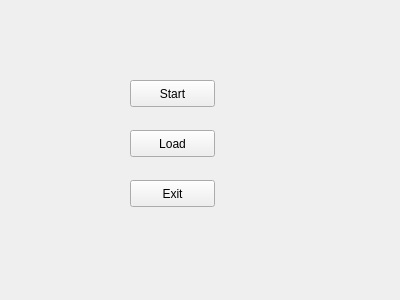
Qt form menu.ui (CpS209TeamOmega/TandemTechies) before a commit.
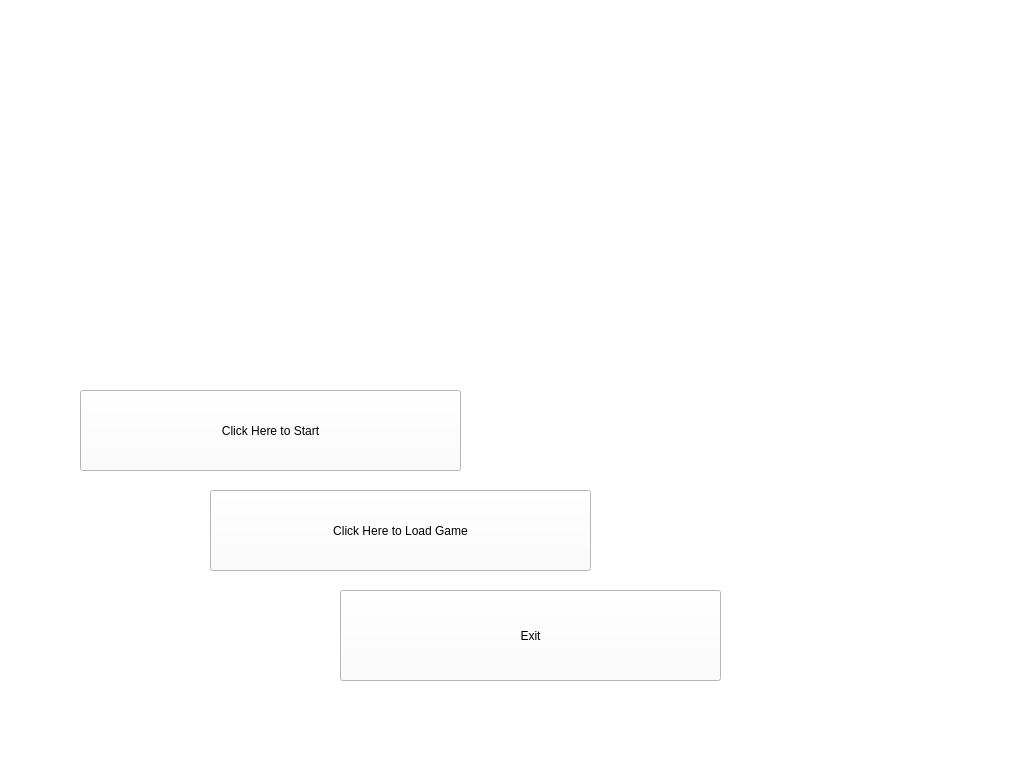
The same form after that commit. Icons and pictures are not drawn.

The edit to the form file:
```diff
--- a/menu.ui
+++ b/menu.ui
@@ -6,51 +6,176 @@
    <rect>
     <x>0</x>
     <y>0</y>
-    <width>400</width>
-    <height>300</height>
+    <width>1024</width>
+    <height>768</height>
    </rect>
   </property>
   <property name="windowTitle">
    <string>Form</string>
   </property>
+  <property name="styleSheet">
+   <string notr="true">background-color: rgb(255, 255, 255);</string>
+  </property>
   <widget class="QPushButton" name="btnStart">
    <property name="geometry">
     <rect>
-     <x>130</x>
-     <y>80</y>
-     <width>85</width>
-     <height>27</height>
+     <x>80</x>
+     <y>390</y>
+     <width>381</width>
+     <height>81</height>
     </rect>
    </property>
+   <property name="styleSheet">
+    <string notr="true"/>
+   </property>
    <property name="text">
-    <string>Start</string>
+    <string>Click Here to Start</string>
    </property>
   </widget>
   <widget class="QPushButton" name="btnLoad">
    <property name="geometry">
     <rect>
-     <x>130</x>
-     <y>130</y>
-     <width>85</width>
-     <height>27</height>
+     <x>210</x>
+     <y>490</y>
+     <width>381</width>
+     <height>81</height>
     </rect>
    </property>
+   <property name="palette">
+    <palette>
+     <active>
+      <colorrole role="Button">
+       <brush brushstyle="SolidPattern">
+        <color alpha="0">
+         <red>255</red>
+         <green>255</green>
+         <blue>255</blue>
+        </color>
+       </brush>
+      </colorrole>
+      <colorrole role="Base">
+       <brush brushstyle="SolidPattern">
+        <color alpha="255">
+         <red>255</red>
+         <green>255</green>
+         <blue>255</blue>
+        </color>
+       </brush>
+      </colorrole>
+      <colorrole role="Window">
+       <brush brushstyle="SolidPattern">
+        <color alpha="255">
+         <red>255</red>
+         <green>255</green>
+         <blue>255</blue>
+        </color>
+       </brush>
+      </colorrole>
+     </active>
+     <inactive>
+      <colorrole role="Button">
+       <brush brushstyle="SolidPattern">
+        <color alpha="0">
+         <red>255</red>
+         <green>255</green>
+         <blue>255</blue>
+        </color>
+       </brush>
+      </colorrole>
+      <colorrole role="Base">
+       <brush brushstyle="SolidPattern">
+        <color alpha="255">
+         <red>255</red>
+         <green>255</green>
+         <blue>255</blue>
+        </color>
+       </brush>
+      </colorrole>
+      <colorrole role="Window">
+       <brush brushstyle="SolidPattern">
+        <color alpha="255">
+         <red>255</red>
+         <green>255</green>
+         <blue>255</blue>
+        </color>
+       </brush>
+      </colorrole>
+     </inactive>
+     <disabled>
+      <colorrole role="Button">
+       <brush brushstyle="SolidPattern">
+        <color alpha="0">
+         <red>255</red>
+         <green>255</green>
+         <blue>255</blue>
+        </color>
+       </brush>
+      </colorrole>
+      <colorrole role="Base">
+       <brush brushstyle="SolidPattern">
+        <color alpha="255">
+         <red>255</red>
+         <green>255</green>
+         <blue>255</blue>
+        </color>
+       </brush>
+      </colorrole>
+      <colorrole role="Window">
+       <brush brushstyle="SolidPattern">
+        <color alpha="255">
+         <red>255</red>
+         <green>255</green>
+         <blue>255</blue>
+        </color>
+       </brush>
+      </colorrole>
+     </disabled>
+    </palette>
+   </property>
    <property name="text">
-    <string>Load</string>
+    <string>Click Here to Load Game</string>
    </property>
   </widget>
   <widget class="QPushButton" name="btnExit">
    <property name="geometry">
     <rect>
-     <x>130</x>
-     <y>180</y>
-     <width>85</width>
-     <height>27</height>
+     <x>340</x>
+     <y>590</y>
+     <width>381</width>
+     <height>91</height>
     </rect>
    </property>
+   <property name="cursor">
+    <cursorShape>OpenHandCursor</cursorShape>
+   </property>
+   <property name="layoutDirection">
+    <enum>Qt::RightToLeft</enum>
+   </property>
    <property name="text">
     <string>Exit</string>
    </property>
+   <property name="iconSize">
+    <size>
+     <width>0</width>
+     <height>0</height>
+    </size>
+   </property>
+  </widget>
+  <widget class="QLabel" name="label">
+   <property name="geometry">
+    <rect>
+     <x>20</x>
+     <y>600</y>
+     <width>71</width>
+     <height>81</height>
+    </rect>
+   </property>
+   <property name="text">
+    <string/>
+   </property>
+   <property name="pixmap">
+    <pixmap resource="resources.qrc">:/images/Menu_1.jpg</pixmap>
+   </property>
   </widget>
  </widget>
  <resources/>
```
Left out of the diff: 4 changed lines with no effect on the pictures.
